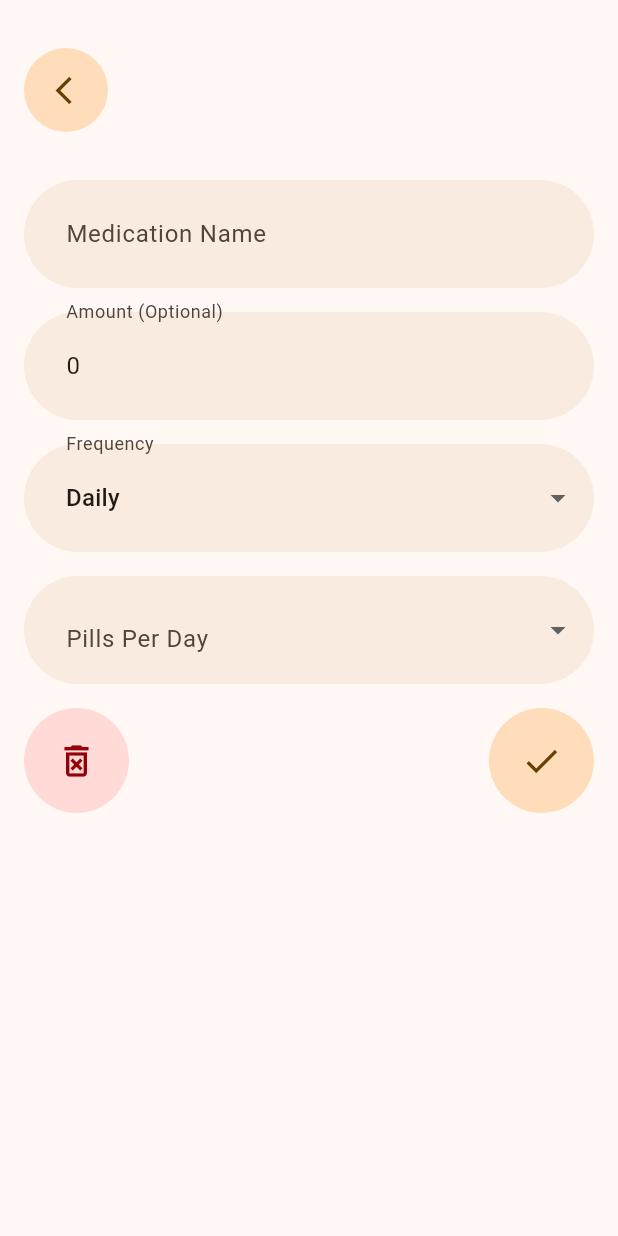
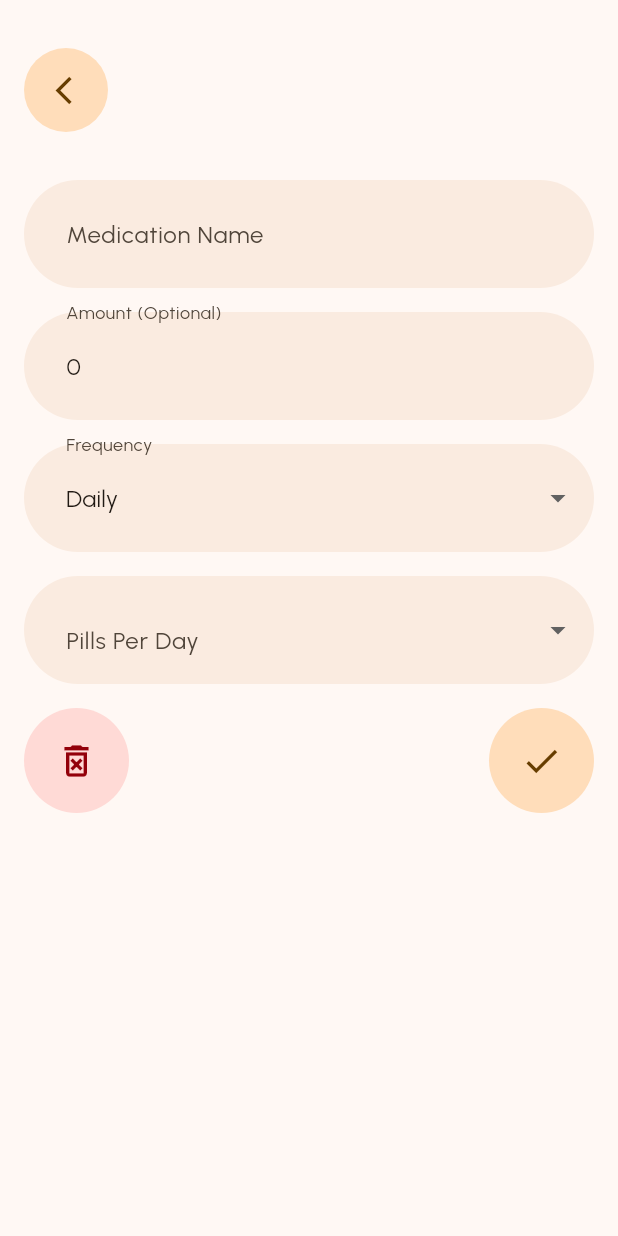
Before and after one commit to MoazSalem/Flutter_Pills_Reminder, a Flutter app: the MedicationScreen screen opened directly with empty values, after a tap on the "edit" icon, on a phone screen of 412 x 824 dp. Run offline on Flutter 3.47's test engine with Material 3 defaults, Android fonts, the light colour scheme and no system bars; our stand-ins replace flutter_local_notifications, flutter_timezone, get, hive_ce, hive_ce_flutter, permission_handler and 1 more; accounts and stored records are empty; statements that could not run were skipped.

Commit message:
Custom fonts

```diff
--- a/lib/core/styles/styles.dart
+++ b/lib/core/styles/styles.dart
@@ -5,6 +5,7 @@ class AppStyles {
   static const TextStyle title = TextStyle(
     fontSize: AppSizes.largeTextSize,
     fontWeight: FontWeight.bold,
+    fontFamily: 'Gambarino',
   );
   static const TextStyle subTitle = TextStyle(
     fontSize: AppSizes.smallTextSize,
--- a/lib/core/styles/theme.dart
+++ b/lib/core/styles/theme.dart
@@ -3,6 +3,7 @@ import 'package:flutter/material.dart';
 class AppTheme {
   static final lightTheme = ThemeData(
     colorScheme: ColorScheme.fromSeed(seedColor: Colors.orangeAccent),
+    fontFamily: 'Urbanist',
   );
 
   static final darkTheme = ThemeData(
@@ -11,5 +12,6 @@ class AppTheme {
       seedColor: Colors.orangeAccent,
       brightness: Brightness.dark,
     ),
+    fontFamily: 'Urbanist',
   );
 }
--- a/lib/features/medications/presentation/screens/medication_screen/widgets/frequency_and_days.dart
+++ b/lib/features/medications/presentation/screens/medication_screen/widgets/frequency_and_days.dart
@@ -25,6 +25,7 @@ class FrequencyAndDays extends StatelessWidget {
                 "${frequencies[medication.frequency]!}${medication.frequency == MedicationFrequency.once ? " On Day ${medication.monthlyDay!.day}" : ''}",
                 style: AppStyles.subTitle.copyWith(
                   color: theme.onPrimaryContainer,
+                  fontFamily: 'Gambarino',
                 ),
               ),
               backgroundColor: theme.primaryContainer,
@@ -41,6 +42,7 @@ class FrequencyAndDays extends StatelessWidget {
                   medication.selectedDays![i].label,
                   style: AppStyles.subTitle.copyWith(
                     color: theme.onPrimaryContainer,
+                    fontFamily: 'Gambarino',
                   ),
                 ),
                 backgroundColor: theme.primaryContainer,
```
Also changed, not shown: pubspec.yaml (+7 -7 lines), assets/fonts/Gambarino-Regular.otf (added), assets/fonts/Urbanist-Regular.ttf (added).
